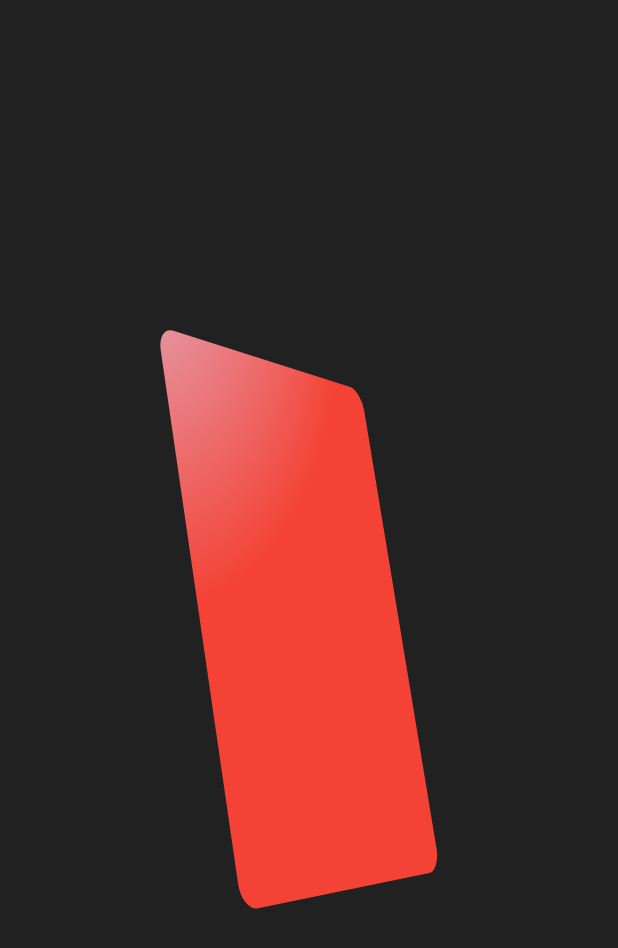
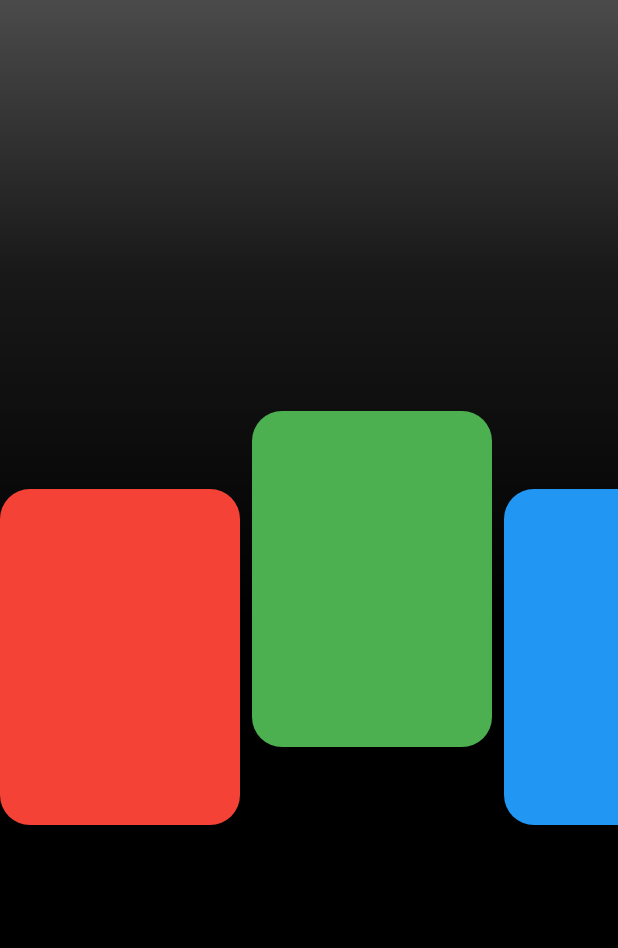
Before and after one commit to MinwooRowan/FlutterAnimationStudy, a Flutter app: the screen it shows after launch, on a phone screen of 412 x 824 dp. Shown: the top 948 px of the screen. Run offline on Flutter 3.47's test engine with Material 2 defaults, Android fonts, the phone set to English and light mode, and no system bars.

Commit message:
Listview & 3D Layer Animation

```diff
--- /dev/null
+++ b/lib/listview_animation/listview_animation.dart
@@ -0,0 +1,133 @@
+import 'dart:async';
+import 'dart:math';
+
+import 'package:animation_study/listview_animation/widget/card_widget.dart';
+import 'package:flutter/material.dart';
+
+class ListViewAnimation extends StatefulWidget {
+  const ListViewAnimation({super.key});
+
+  @override
+  State<ListViewAnimation> createState() => _ListViewAnimationState();
+}
+
+class _ListViewAnimationState extends State<ListViewAnimation>
+    with TickerProviderStateMixin {
+  late final AnimationController animationController;
+  late final ScrollController scrollController;
+
+  bool detectUserEvent = false;
+
+  @override
+  void initState() {
+    super.initState();
+    animationController = AnimationController(
+      vsync: this,
+      duration: const Duration(milliseconds: 3600),
+      upperBound: pi * 2,
+    )..drive(CurveTween(curve: Curves.bounceInOut));
+    animationController.repeat();
+    scrollController = ScrollController();
+  }
+
+  List<Color> cardColor = [
+    Colors.red,
+    Colors.green,
+    Colors.blue,
+    Colors.yellow,
+    Colors.orange,
+    Colors.pink,
+    Colors.purple,
+    Colors.teal,
+    Colors.cyan,
+    Colors.indigo,
+  ];
+
+  @override
+  void dispose() {
+    animationController.dispose();
+    scrollController.dispose();
+    super.dispose();
+  }
+
+  @override
+  Widget build(BuildContext context) {
+    Timer.periodic(const Duration(milliseconds: 100), (timer) {
+      if (!detectUserEvent) {
+        scrollController.animateTo(scrollController.offset + 7,
+            duration: const Duration(milliseconds: 100),
+            curve: Curves.easeInOut);
+      }
+    });
+    return Scaffold(
+      body: Container(
+        decoration: BoxDecoration(
+          gradient: LinearGradient(
+            begin: Alignment.topCenter,
+            end: Alignment.bottomCenter,
+            colors: [
+              Colors.black.withOpacity(0.7),
+              Colors.black.withOpacity(0.9),
+              Colors.black,
+            ],
+            stops: const [
+              0,
+              0.22,
+              0.5,
+            ],
+          ),
+        ),
+        child: SizedBox(
+          height: double.infinity,
+          child: NotificationListener(
+            onNotification: (notification) {
+              if (notification is ScrollEndNotification) {
+                animationController.repeat();
+                setState(() {
+                  detectUserEvent = false;
+                });
+              }
+              return true;
+            },
+            child: Listener(
+              onPointerDown: (event) {
+                animationController.stop();
+                setState(() {
+                  detectUserEvent = true;
+                });
+              },
+              child: ListView.separated(
+                shrinkWrap: true,
+                controller: scrollController,
+                padding: const EdgeInsets.symmetric(vertical: 300),
+                scrollDirection: Axis.horizontal,
+                itemCount: 10,
+                itemBuilder: (context, index) {
+                  return AnimatedBuilder(
+                    animation: animationController,
+                    child: CardWidget(
+                        cardColor: cardColor[index % cardColor.length]),
+                    builder: (context, child) {
+                      var value = sin(
+                        index.isOdd
+                            ? -animationController.value
+                            : animationController.value,
+                      );
+                      return Transform.translate(
+                        offset: Offset(0, value * 30),
+                        child: child,
+                      );
+                    },
+                  );
+                },
+                separatorBuilder: (context, index) {
+                  return const SizedBox(width: 8);
+                },
+              ),
+            ),
+          ),
+        ),
+      ),
+    );
+  }
+}
--- /dev/null
+++ b/lib/listview_animation/widget/card_widget.dart
@@ -0,0 +1,18 @@
+import 'package:flutter/material.dart';
+
+class CardWidget extends StatelessWidget {
+  final Color cardColor;
+  const CardWidget({super.key, required this.cardColor});
+
+  @override
+  Widget build(BuildContext context) {
+    return Container(
+      width: 160,
+      height: 60,
+      decoration: BoxDecoration(
+        borderRadius: BorderRadius.circular(20),
+        color: cardColor,
+      ),
+    );
+  }
+}
--- a/lib/main.dart
+++ b/lib/main.dart
@@ -1,3 +1,6 @@
+import 'package:animation_study/layer_3d_animation/layer_3d_animation.dart';
+import 'package:animation_study/listview_animation/listview_animation.dart';
+import 'package:animation_study/matrix_screen.dart';
 import 'package:animation_study/rotate_3d_animation.dart';
 import 'package:animation_study/rotate_3d_animation_by_scroll.dart';
 import 'package:animation_study/size_animation.dart';
@@ -14,7 +17,7 @@ class MainApp extends StatelessWidget {
   Widget build(BuildContext context) {
     return const MaterialApp(
       home: Scaffold(
-        body: Rotate3DAnimation(),
+        body: ListViewAnimation(),
       ),
     );
   }
```
Also changed, not shown: lib/layer_3d_animation/layer_3d_animation.dart (added, +185 -0 lines), lib/layer_3d_animation/widget/base_layer_widget.dart (added, +12 -0 lines), lib/layer_3d_animation/widget/border_layer_widget.dart (added, +17 -0 lines), lib/layer_3d_animation/widget/padding_layer_widget.dart (added, +57 -0 lines), lib/layer_3d_animation/widget/shadow_layer_widget.dart (added, +21 -0 lines), lib/layer_3d_animation/widget/text_layer_widget.dart (added, +21 -0 lines), lib/matrix_screen.dart (added, +24 -0 lines).
